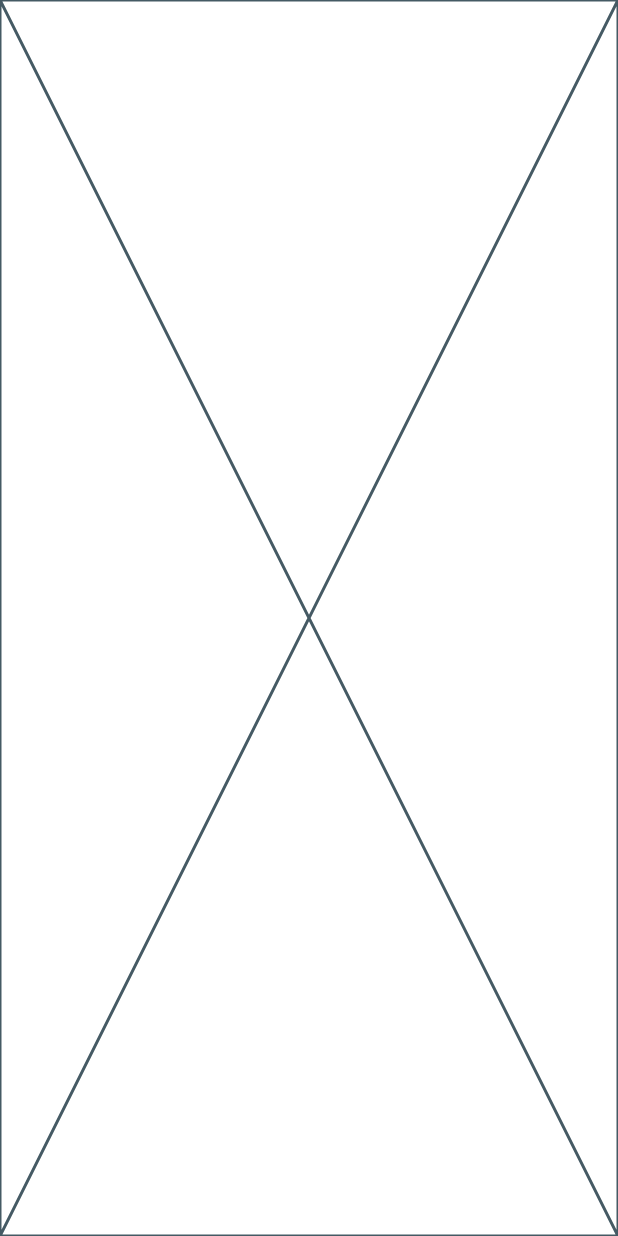
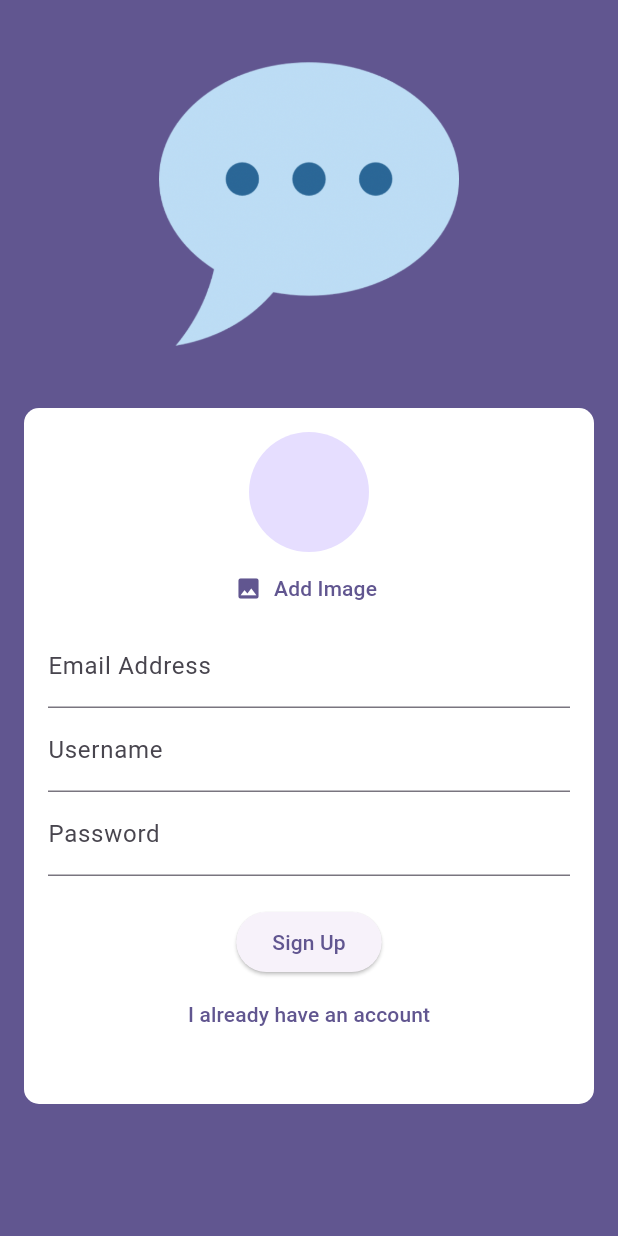
Before and after one commit to cintajay/chat_app, a Flutter app: the screen it shows after launch, on a phone screen of 412 x 824 dp. Run offline on Flutter 3.47's test engine with Material 3 defaults, Android fonts, the phone set to English and light mode, and no system bars.

Commit message:
UI - Form, TextFormField

```diff
--- a/lib/screens/auth.dart
+++ b/lib/screens/auth.dart
@@ -1,10 +1,99 @@
 import 'package:flutter/material.dart';
 
-class AuthScreen extends StatelessWidget {
+class AuthScreen extends StatefulWidget {
   const AuthScreen({super.key});
 
   @override
+  State<AuthScreen> createState() => _AuthScreenState();
+}
+
+class _AuthScreenState extends State<AuthScreen> {
+  final _formKey = GlobalKey<FormState>();
+
+  String? _enteredEmail;
+  String? _enteredUsername;
+  String? _enteredPassword;
+
+  void _submit() {
+    _formKey.currentState!.validate();
+  }
+
+  @override
   Widget build(BuildContext context) {
-    return const Placeholder();
+    return Scaffold(
+      backgroundColor: Theme.of(context).colorScheme.primary,
+      body: SingleChildScrollView(
+        child: Column(
+          children: [
+            SizedBox(height: 36,),
+            Image.asset(
+              'assets/images/chat.png',
+              width: 200,
+            ),
+            SizedBox(height: 20,),
+            Container(
+              padding: EdgeInsets.all(16),
+              decoration: BoxDecoration(
+                borderRadius: BorderRadius.circular(10),
+                color: Theme.of(context).colorScheme.onPrimary,
+              ),
+              margin: EdgeInsets.all(16),
+              child: Form(
+                key: _formKey,
+                child: Column(
+                  //crossAxisAlignment: CrossAxisAlignment.stretch,
+                  children: [
+                    CircleAvatar(radius: 40,),
+                    TextButton.icon(onPressed: () {}, label: Text('Add Image'), icon: Icon(Icons.photo),),
+                    TextFormField(
+                      decoration: const InputDecoration(
+                        labelText: 'Email Address',
+                      ),
+                      keyboardType: TextInputType.emailAddress,
+                      autocorrect: false,
+                      textCapitalization: TextCapitalization.none,
+                      validator: (value) {
+                        if (value == null ||
+                            value.trim().isEmpty ||
+                            !value.contains('@')) {
+                          return 'Please enter a valid email address';
+                        }
+                        return null;
+                      },
+                    ),
+                    TextFormField(
+                      decoration: const InputDecoration(labelText: 'Username'),
+                      enableSuggestions: false,
+                      validator: (value) {
+                        if (value == null ||
+                            value.trim().isEmpty ||
+                            value.trim().length < 4) {
+                          return 'Please enter at least 4 characters.';
+                        }
+                        return null;
+                      },
+                    ),
+                    TextFormField(
+                      decoration: const InputDecoration(labelText: 'Password'),
+                      obscureText: true,
+                      validator: (value) {
+                        if (value == null || value.trim().length < 6) {
+                          return 'Password must be at least 6 characters long.';
+                        }
+                        return null;
+                      },
+                    ),
+                    SizedBox(height: 20,),
+                    ElevatedButton(onPressed: _submit, child: Text('Sign Up'),),
+                    TextButton(onPressed: () {}, child: Text('I already have an account')),
+                    SizedBox(height: 20,)
+                  ],
+                ),
+              ),
+            )
+          ],
+        ),
+      ),
+    );
   }
 }
--- a/pubspec.yaml
+++ b/pubspec.yaml
@@ -58,9 +58,8 @@ flutter:
   uses-material-design: true
 
   # To add assets to your application, add an assets section, like this:
-  # assets:
-  #   - images/a_dot_burr.jpeg
-  #   - images/a_dot_ham.jpeg
+  assets:
+    - assets/images/chat.png
 
   # An image asset can refer to one or more resolution-specific "variants", see
   # https://flutter.dev/to/resolution-aware-images
```
Also changed, not shown: assets/images/chat.png (added).
